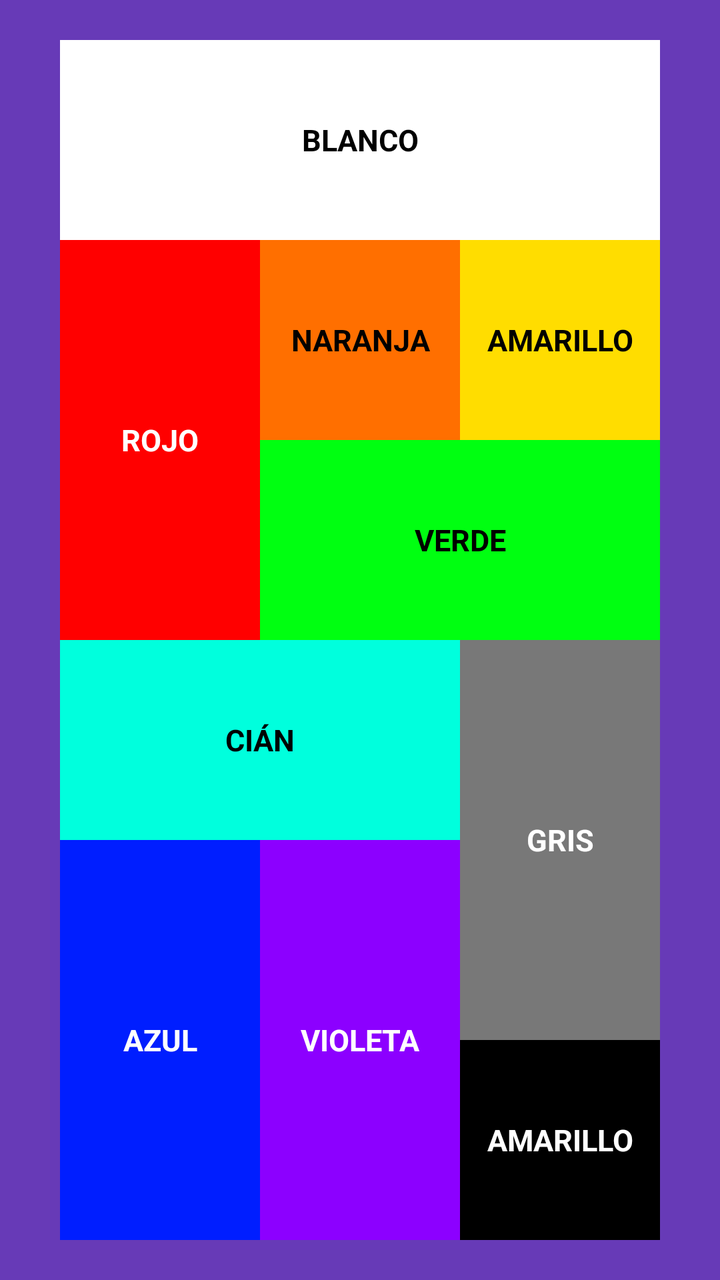
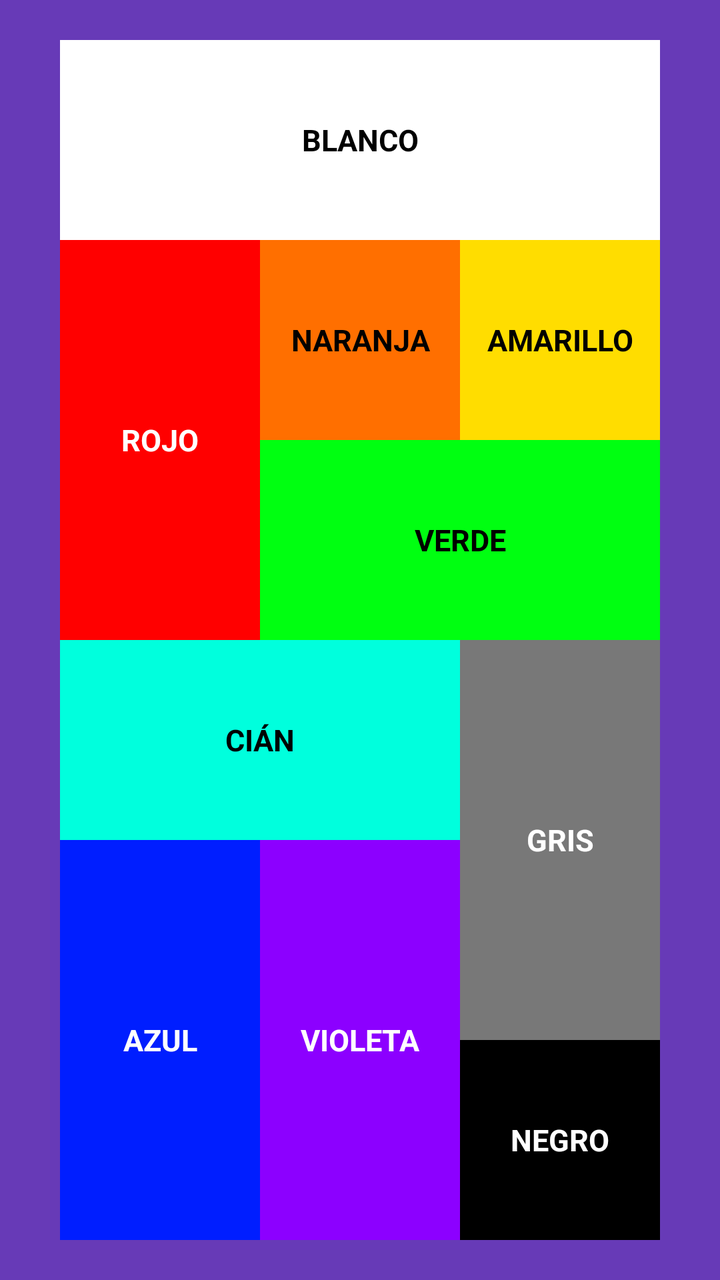

Before-and-after screenshots of an Android layout around one commit, followed by the original layout XML and the change that was made.
<!-- AndroidManifest.xml: application theme Theme.ComoqueraisApps -->
<!-- res/layout/activity_review.xml -->
<?xml version="1.0" encoding="utf-8"?>
<androidx.constraintlayout.widget.ConstraintLayout xmlns:android="http://schemas.android.com/apk/res/android"
    xmlns:app="http://schemas.android.com/apk/res-auto"
    xmlns:tools="http://schemas.android.com/tools"
    android:id="@+id/main"
    android:background="@color/review_background"
    android:layout_width="match_parent"
    android:layout_height="match_parent"
    tools:context=".EjercicioRepaso.ReviewActivity">

    <LinearLayout
        android:layout_width="wrap_content"
        android:layout_height="wrap_content"
        android:orientation="vertical"
        app:layout_constraintStart_toStartOf="parent"
        app:layout_constraintEnd_toEndOf="parent"
        app:layout_constraintTop_toTopOf="parent"
        app:layout_constraintBottom_toBottomOf="parent">

        <TextView
            android:id="@+id/tv1"
            style="@style/ReviewTextViews"
            android:layout_width="300dp"
            android:layout_height="100dp"
            android:textColor="@color/black"
            android:background="@color/white"
            android:text="@string/white"/>

        <LinearLayout
            android:layout_width="wrap_content"
            android:layout_height="wrap_content"
            android:orientation="horizontal">

            <TextView
                android:id="@+id/tv2"
                style="@style/ReviewTextViews"
                android:layout_width="100dp"
                android:layout_height="200dp"
                android:textColor="@color/white"
                android:background="@color/red"
                android:text="@string/red"/>

            <LinearLayout
                android:layout_width="wrap_content"
                android:layout_height="wrap_content"
                android:orientation="vertical">

                <LinearLayout
                    android:layout_width="wrap_content"
                    android:layout_height="wrap_content"
                    android:orientation="horizontal">

                    <TextView
                        android:id="@+id/tv3"
                        style="@style/ReviewTextViews"
                        android:layout_width="100dp"
                        android:layout_height="100dp"
                        android:textColor="@color/black"
                        android:background="@color/orange"
                        android:text="@string/orange"/>

                    <TextView
                        android:id="@+id/tv4"
                        style="@style/ReviewTextViews"
                        android:layout_width="100dp"
                        android:layout_height="100dp"
                        android:textColor="@color/black"
                        android:background="@color/yellow"
                        android:text="@string/yellow"/>

                </LinearLayout>

                <TextView
                    android:id="@+id/tv5"
                    style="@style/ReviewTextViews"
                    android:layout_width="200dp"
                    android:layout_height="100dp"
                    android:textColor="@color/black"
                    android:background="@color/green"
                    android:text="@string/green"/>

            </LinearLayout>

        </LinearLayout>

        <LinearLayout
            android:layout_width="wrap_content"
            android:layout_height="wrap_content"
            android:orientation="horizontal">

            <LinearLayout
                android:layout_width="wrap_content"
                android:layout_height="wrap_content"
                android:orientation="vertical">

                <TextView
                    android:id="@+id/tv6"
                    style="@style/ReviewTextViews"
                    android:layout_width="200dp"
                    android:layout_height="100dp"
                    android:textColor="@color/black"
                    android:background="@color/cyan"
                    android:text="@string/cyan"/>

                <LinearLayout
                    android:layout_width="wrap_content"
                    android:layout_height="wrap_content"
                    android:orientation="horizontal">

                    <TextView
                        android:id="@+id/tv7"
                        style="@style/ReviewTextViews"
                        android:layout_width="100dp"
                        android:layout_height="200dp"
                        android:textColor="@color/white"
                        android:background="@color/blue"
                        android:text="@string/blue"/>

                    <TextView
                        android:id="@+id/tv8"
                        style="@style/ReviewTextViews"
                        android:layout_width="100dp"
                        android:layout_height="200dp"
                        android:textColor="@color/white"
                        android:background="@color/violet"
                        android:text="@string/violet"/>

                </LinearLayout>

            </LinearLayout>

            <LinearLayout
                android:layout_width="wrap_content"
                android:layout_height="wrap_content"
                android:orientation="vertical">

                <TextView
                    android:id="@+id/tv9"
                    style="@style/ReviewTextViews"
                    android:layout_width="100dp"
                    android:layout_height="200dp"
                    android:textColor="@color/white"
                    android:background="@color/gray"
                    android:text="@string/gray"/>

                <TextView
                    android:id="@+id/tv10"
                    style="@style/ReviewTextViews"
                    android:layout_width="100dp"
                    android:layout_height="100dp"
                    android:textColor="@color/white"
                    android:background="@color/black"
                    android:text="@string/yellow"/>


            </LinearLayout>


        </LinearLayout>


    </LinearLayout>

</androidx.constraintlayout.widget.ConstraintLayout>
<!-- resources referenced by this layout -->
<resources>
  <color name="black">#FF000000</color>
  <color name="blue">#001EFF</color>
  <color name="cyan">#00FFDD</color>
  <color name="gray">#787878</color>
  <color name="green">#00FF11</color>
  <color name="orange">#FF6F00</color>
  <color name="red">#FF0000</color>
  <color name="review_background">#673AB7</color>
  <color name="violet">#8C00FF</color>
  <color name="white">#FFFFFFFF</color>
  <color name="yellow">#FFDD00</color>
  <string name="blue">azul</string>
  <string name="cyan">Cián</string>
  <string name="gray">gris</string>
  <string name="green">verde</string>
  <string name="orange">naranja</string>
  <string name="red">rojo</string>
  <string name="violet">violeta</string>
  <string name="white">Blanco</string>
  <string name="yellow">amarillo</string>
  <style name="ReviewTextViews">
          <item name="textAllCaps">true</item>
          <item name="android:textSize">15sp</item>
          <item name="android:textStyle">bold</item>
          <item name="android:gravity">center</item>
          <item name="android:padding">5dp</item>
      </style>
  <style name="Theme.ComoqueraisApps" parent="Base.Theme.ComoqueraisApps" />
  <style name="Base.Theme.ComoqueraisApps" parent="Theme.Material3.DayNight.NoActionBar">
          
          
  
      </style>
</resources>

<!-- the commit's change to res/layout/activity_review.xml (unified diff, before → after) -->
@@ -150,7 +150,7 @@
                     android:layout_height="100dp"
                     android:textColor="@color/white"
                     android:background="@color/black"
-                    android:text="@string/yellow"/>
+                    android:text="@string/black"/>
 
 
             </LinearLayout>
<!-- resource entries referenced after the edit -->
@@ -11,6 +11,7 @@
   <color name="violet">#8C00FF</color>
   <color name="white">#FFFFFFFF</color>
   <color name="yellow">#FFDD00</color>
+  <string name="black">negro</string>
   <string name="blue">azul</string>
   <string name="cyan">Cián</string>
   <string name="gray">gris</string>
